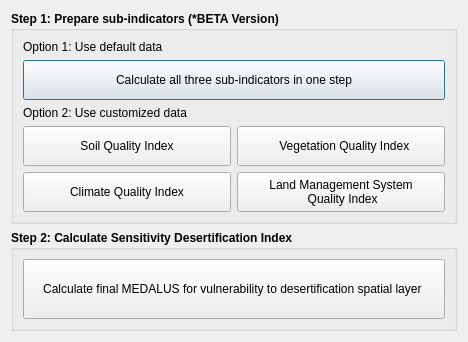
The window that MISLAND/gui/DlgCalculateMedalus.ui (LocateIT/trends.earth) describes before a commit, drawn with Qt 5.
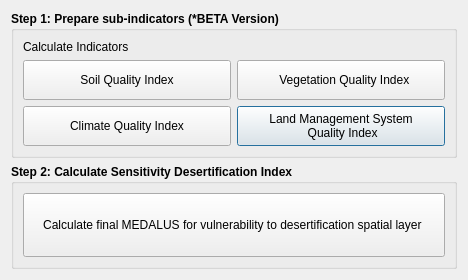
The same window after the commit.

Diff of the .ui file:
```diff
--- a/MISLAND/gui/DlgCalculateMedalus.ui
+++ b/MISLAND/gui/DlgCalculateMedalus.ui
@@ -10,7 +10,7 @@
     <x>0</x>
     <y>0</y>
     <width>468</width>
-    <height>342</height>
+    <height>280</height>
    </rect>
   </property>
   <property name="sizePolicy">
@@ -35,21 +35,8 @@
       <string>Step 1: Prepare sub-indicators (*BETA Version)</string>
      </property>
      <layout class="QGridLayout" name="gridLayout_2">
-      <item row="0" column="0">
-       <widget class="QLabel" name="label">
-        <property name="font">
-         <font>
-          <weight>50</weight>
-          <bold>false</bold>
-         </font>
-        </property>
-        <property name="text">
-         <string>Option 1: Use default data</string>
-        </property>
-       </widget>
-      </item>
-      <item row="1" column="0" colspan="2">
-       <widget class="QPushButton" name="btn_calculate_all">
+      <item row="2" column="1">
+       <widget class="QPushButton" name="btn_calculate_mqi">
         <property name="sizePolicy">
          <sizepolicy hsizetype="Minimum" vsizetype="Minimum">
           <horstretch>0</horstretch>
@@ -69,24 +56,12 @@
          </font>
         </property>
         <property name="text">
-         <string>Calculate all three sub-indicators in one step</string>
+         <string>Land Management System
+ Quality Index</string>
         </property>
        </widget>
       </item>
-      <item row="2" column="0">
-       <widget class="QLabel" name="label_2">
-        <property name="font">
-         <font>
-          <weight>50</weight>
-          <bold>false</bold>
-         </font>
-        </property>
-        <property name="text">
-         <string>Option 2: Use customized data</string>
-        </property>
-       </widget>
-      </item>
-      <item row="3" column="0">
+      <item row="1" column="0">
        <widget class="QPushButton" name="btn_calculate_sqi">
         <property name="sizePolicy">
          <sizepolicy hsizetype="Minimum" vsizetype="Minimum">
@@ -111,32 +86,7 @@
         </property>
        </widget>
       </item>
-      <item row="3" column="1">
-       <widget class="QPushButton" name="btn_calculate_vqi">
-        <property name="sizePolicy">
-         <sizepolicy hsizetype="Minimum" vsizetype="Minimum">
-          <horstretch>0</horstretch>
-          <verstretch>0</verstretch>
-         </sizepolicy>
-        </property>
-        <property name="minimumSize">
-         <size>
-          <width>0</width>
-          <height>40</height>
-         </size>
-        </property>
-        <property name="font">
-         <font>
-          <weight>50</weight>
-          <bold>false</bold>
-         </font>
-        </property>
-        <property name="text">
-         <string>        Vegetation Quality Index      </string>
-        </property>
-       </widget>
-      </item>
-      <item row="4" column="0">
+      <item row="2" column="0">
        <widget class="QPushButton" name="btn_calculate_cqi">
         <property name="sizePolicy">
          <sizepolicy hsizetype="Minimum" vsizetype="Minimum">
@@ -161,8 +111,21 @@
         </property>
        </widget>
       </item>
-      <item row="4" column="1">
-       <widget class="QPushButton" name="btn_calculate_mqi">
+      <item row="0" column="0">
+       <widget class="QLabel" name="label_2">
+        <property name="font">
+         <font>
+          <weight>50</weight>
+          <bold>false</bold>
+         </font>
+        </property>
+        <property name="text">
+         <string>Calculate Indicators</string>
+        </property>
+       </widget>
+      </item>
+      <item row="1" column="1">
+       <widget class="QPushButton" name="btn_calculate_vqi">
         <property name="sizePolicy">
          <sizepolicy hsizetype="Minimum" vsizetype="Minimum">
           <horstretch>0</horstretch>
@@ -182,8 +145,7 @@
          </font>
         </property>
         <property name="text">
-         <string>Land Management System
- Quality Index</string>
+         <string>        Vegetation Quality Index      </string>
         </property>
        </widget>
       </item>
```
